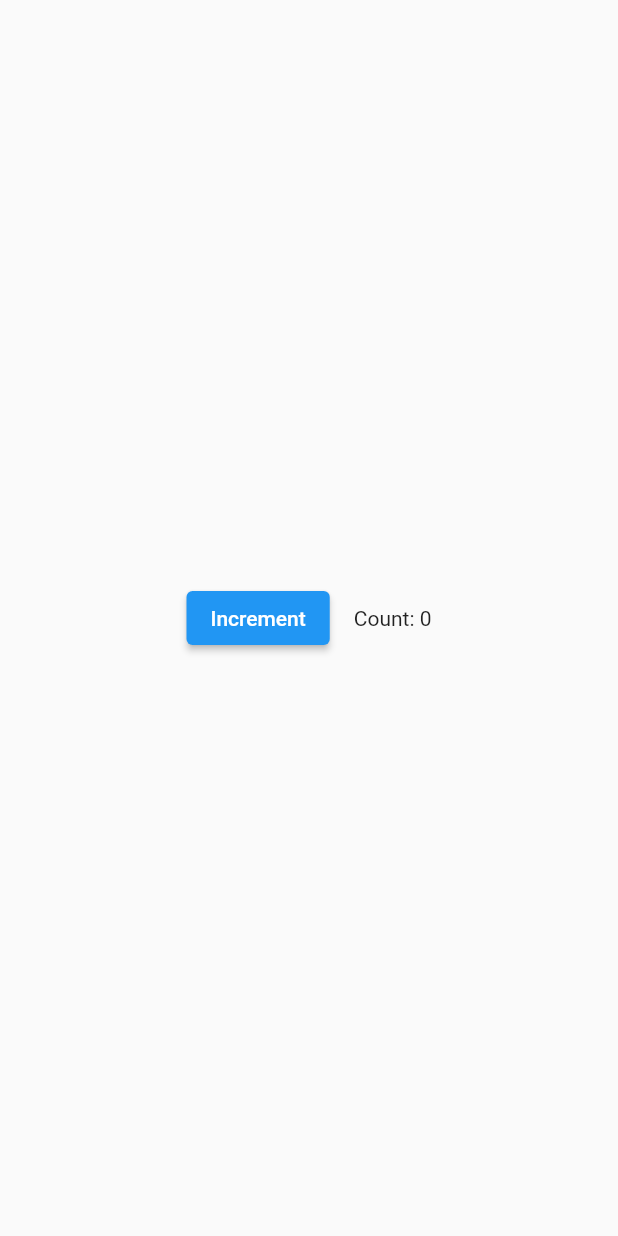
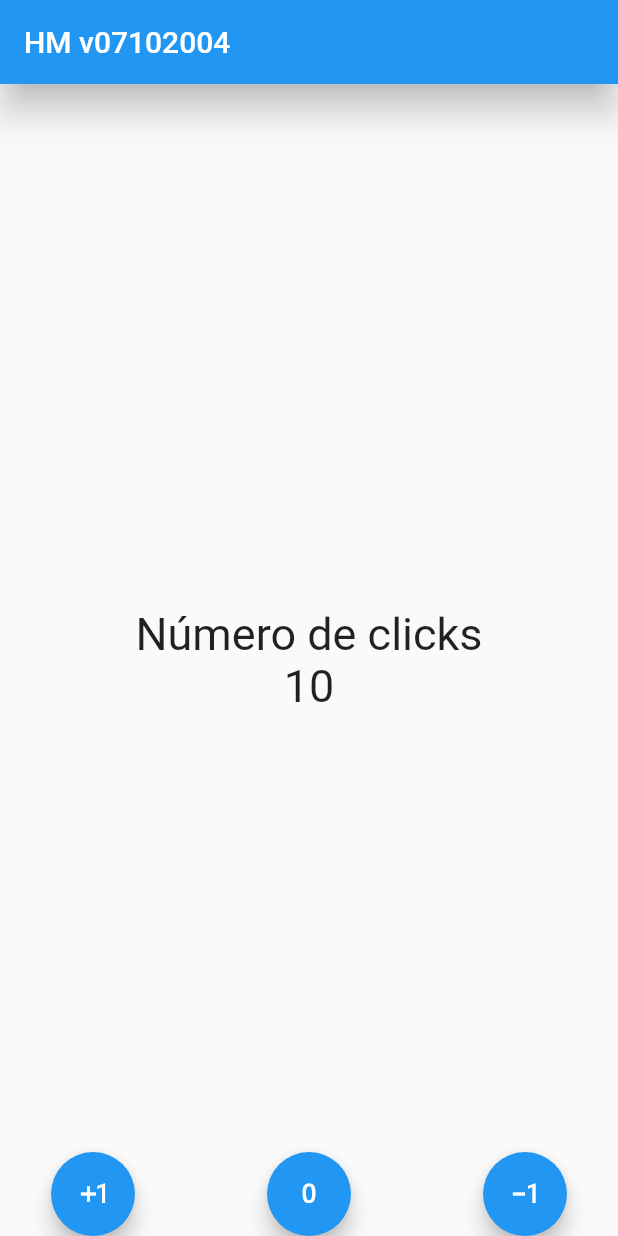
Before and after one commit to lpedrozoqd/counter_app, a Flutter app: the screen it shows after launch, on a phone screen of 412 x 824 dp. Run offline on Flutter 3.47's test engine with Material 2 defaults, Android fonts, the phone set to English and light mode, and no system bars.

Commit message:
Creación de acciones adicionales

```diff
--- a/lib/main.dart
+++ b/lib/main.dart
@@ -1,8 +1,7 @@
-import 'package:counter_app/screens/home_screen.dart';
-import 'package:flutter/cupertino.dart';
+import 'package:counter_app/screens/counter_screen.dart';
 import 'package:flutter/material.dart';
 
-void main_main() {
+void main() {
   runApp(const MyApp());
 }
 
@@ -12,6 +11,6 @@ class MyApp extends StatelessWidget {
   @override
   Widget build(BuildContext context) {
     return const MaterialApp(
-        debugShowCheckedModeBanner: false, home: HomeScreen());
+        debugShowCheckedModeBanner: false, home: CounterScreen());
   }
 }
--- /dev/null
+++ b/lib/screens/counter_screen.dart
@@ -0,0 +1,66 @@
+import 'package:flutter/material.dart';
+
+class CounterScreen extends StatefulWidget {
+  const CounterScreen({Key? key}) : super(key: key);
+
+  @override
+  State<CounterScreen> createState() => _CounterScreenState();
+}
+
+class _CounterScreenState extends State<CounterScreen> {
+  int _counter = 10;
+
+  @override
+  Widget build(BuildContext context) {
+    const fontSize30 = TextStyle(fontSize: 30);
+
+    return Scaffold(
+        appBar: AppBar(
+          title: const Text("HM v07102004"),
+          elevation: 10.0,
+        ),
+        body: Center(
+          child: Column(
+            mainAxisAlignment: MainAxisAlignment.center,
+            children: <Widget>[
+              const Text('Número de clicks', style: fontSize30),
+              Text('$_counter', style: fontSize30),
+            ],
+          ),
+        ),
+        floatingActionButtonLocation: FloatingActionButtonLocation.centerDocked,
+        floatingActionButton: Row(
+          //Este es el espacio entre los widgets del Row
+          mainAxisAlignment: MainAxisAlignment.spaceEvenly,
+          children: [
+            FloatingActionButton(
+              onPressed: () {
+                setState(() {
+                  _counter++;
+                });
+              },
+              child: const Icon(Icons.exposure_plus_1_outlined),
+            ),
+            //Es como un widget invisible para separara widgets
+            const SizedBox(width: 20),
+            FloatingActionButton(
+              onPressed: () {
+                setState(() {
+                  _counter = 0;
+                });
+              },
+              child: const Icon(Icons.exposure_zero_outlined),
+            ),
+            const SizedBox(width: 20),
+            FloatingActionButton(
+              onPressed: () {
+                setState(() {
+                  _counter--;
+                });
+              },
+              child: const Icon(Icons.exposure_minus_1_outlined),
+            ),
+          ],
+        ));
+  }
+}
```
Also changed, not shown: lib/main_test/main07_bringing_it_all_together.dart (added, +94 -0 lines), lib/main_test/main08_void_callback.dart (added, +98 -0 lines).
